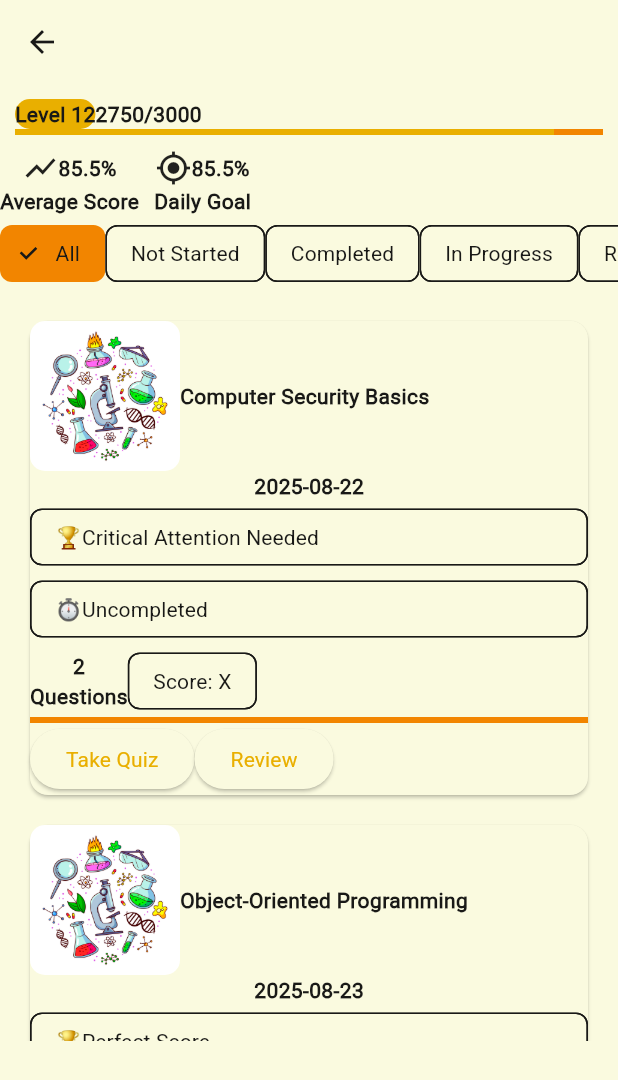
After one commit to techpepson/glauk-client, a Flutter app: the StudentQuizScreen screen opened directly, on a phone screen of 412 x 824 dp. The commit adds this screen. Shown: the top 1080 px of the screen. Run offline on Flutter 3.47's test engine with Material 3 defaults, Android fonts, the phone set to English and light mode, and no system bars; our stand-ins replace cached_network_image, flutter_riverpod, glassmorphism_ui, go_router, step_progress_indicator.

Commit message:
feat(quiz screen):design the quiz screen but without styling.

```diff
--- a/lib/core/constants/constants.dart
+++ b/lib/core/constants/constants.dart
@@ -63,4 +63,31 @@ class Constants {
   static const chartArrow = Icons.show_chart_sharp;
   static const checkedIcon = Icons.check;
   static const thunderBoltIcon = Icons.bolt_outlined;
+
+  static const String scienceImage =
+      'lib/assets/images/course-images/science.jpg';
+  static const String economicsImage =
+      'lib/assets/images/course-images/econs.jpg';
+  static const String computingImage =
+      'lib/assets/images/course-images/computing.jpg';
+  static const String businessImage =
+      'lib/assets/images/course-images/business.jpg';
+  static const String artsImage = 'lib/assets/images/course-images/arts.jpg';
+  static const String englishImage =
+      'lib/assets/images/course-images/english.jpg';
+  static const String humanitiesImage =
+      'lib/assets/images/course-images/humanities.jpg';
+  static const String languagesImage =
+      'lib/assets/images/course-images/languages.jpg';
+  static const String mathsImage = 'lib/assets/images/course-images/maths.jpg';
+  static const String othersImage =
+      'lib/assets/images/course-images/others.jpg';
+  static const statisticsImage =
+      'lib/assets/images/course-images/statistics.jpg';
+  static final List<String> subjectAreas = [
+    'Science',
+    'Maths',
+    'History',
+    'English',
+  ];
 }
--- a/lib/core/theme/theme.dart
+++ b/lib/core/theme/theme.dart
@@ -12,7 +12,7 @@ final ThemeData appTheme = ThemeData(
     onSecondary: const Color(0xFF191917),
     error: const Color(0xFFC71A11),
     onError: const Color(0xFF191917),
-    surface: const Color(0xFF191917),
+    surface: const Color.fromARGB(255, 250, 250, 223),
     onSurface: const Color(0xFF191917),
   ),
   textTheme: TextTheme(
--- /dev/null
+++ b/lib/data/course_data.dart
@@ -0,0 +1,274 @@
+class CourseData {
+  final List<Map<String, dynamic>> courseData = [
+    {
+      "courseName": "Introduction To Computer Science",
+      "courseCode": "DCIT 101",
+      'courseDescription':
+          "This course introduces the concept of Computer Science",
+      "courseCreditHours": 3,
+      "courseGPT": [4, 5, 3.5, 3],
+      "courseGrades": ['B', "A", 'B+', 'A'],
+    },
+    {
+      "courseName": "Programming Fundamentals",
+      "courseCode": "DCIT 102",
+      'courseDescription': "Introduction to programming concepts and logic",
+      "courseCreditHours": 3,
+      "courseGPT": [4.2, 4.8, 4.0, 4.5],
+      "courseGrades": ['A', 'A-', 'B+', 'A'],
+    },
+  ];
+
+  final List<Map<String, dynamic>> courseSlides = [
+    {
+      'slideTitle': 'Computer Security Basics',
+      'courseField': 'science',
+      'completeTime': 30, //in minutes
+      'courseId': 1,
+      'slideId': 1,
+      'slideUploadTime': '2025-08-22',
+      'solutionStatus': 'pending',
+      'scores': 85.5,
+      'questions': [
+        {
+          'query': 'What is the primary goal of computer security?',
+          'answer': 1,
+          'options': [
+            {
+              'option': 'Confidentiality, Integrity, and Availability',
+              'optionId': 1,
+            },
+            {'option': 'High performance and speed', 'optionId': 2},
+            {'option': 'User interface design', 'optionId': 3},
+            {'option': 'Data compression', 'optionId': 4},
+          ],
+        },
+        {
+          'query': 'Which of these is NOT a type of malware?',
+          'answer': 4,
+          'options': [
+            {'option': 'Virus', 'optionId': 1},
+            {'option': 'Worm', 'optionId': 2},
+            {'option': 'Trojan', 'optionId': 3},
+            {'option': 'Firewall', 'optionId': 4},
+          ],
+        },
+      ],
+    },
+    {
+      'slideTitle': 'Object-Oriented Programming',
+      'courseField': 'science',
+      'completeTime': 10, //in minutes
+      'courseId': 2,
+      'slideId': 2,
+      'slideUploadTime': '2025-08-23',
+      'solutionStatus': 'completed',
+      'scores': 92.0,
+      'questions': [
+        {
+          'query': 'What are the four pillars of OOP?',
+          'answer': 2,
+          'options': [
+            {
+              'option': 'Variables, Functions, Loops, Conditionals',
+              'optionId': 1,
+            },
+            {
+              'option': 'Encapsulation, Inheritance, Polymorphism, Abstraction',
+              'optionId': 2,
+            },
+            {'option': 'Classes, Objects, Methods, Properties', 'optionId': 3},
+            {'option': 'Public, Private, Protected, Default', 'optionId': 4},
+          ],
+        },
+      ],
+    },
+    {
+      'slideTitle': 'Data Structures',
+      'courseField': 'science',
+      'completeTime': 20, //in minutes
+      'courseId': 3,
+      'slideId': 3,
+      'slideUploadTime': '2025-08-24',
+      'solutionStatus': 'progress',
+      'scores': 78.5,
+      'questions': [
+        {
+          'query':
+              'What is the time complexity of accessing an element in an array by index?',
+          'answer': 3,
+          'options': [
+            {'option': 'O(n)', 'optionId': 1},
+            {'option': 'O(log n)', 'optionId': 2},
+            {'option': 'O(1)', 'optionId': 3},
+            {'option': 'O(n²)', 'optionId': 4},
+          ],
+        },
+      ],
+    },
+    {
+      'slideTitle': 'Networking Fundamentals',
+      'courseField': 'computing',
+      'completeTime': 15, //in minutes
+      'slideId': 4,
+      'courseId': 4,
+      'slideUploadTime': '2025-08-25',
+      'solutionStatus': 'pending',
+      'scores': 0.0,
+      'questions': [
+        {
+          'query': 'What does TCP/IP stand for?',
+          'answer': 1,
+          'options': [
+            {
+              'option': 'Transmission Control Protocol/Internet Protocol',
+              'optionId': 1,
+            },
+            {
+              'option': 'Transmission Check Protocol/Internet Protocol',
+              'optionId': 2,
+            },
+            {
+              'option': 'Transfer Control Protocol/Internet Protocol',
+              'optionId': 3,
+            },
+            {
+              'option': 'Transmission Control Process/Internet Process',
+              'optionId': 4,
+            },
+          ],
+        },
+      ],
+    },
+    {
+      'slideTitle': 'Networking Fundamentals',
+      'courseField': 'computing',
+      'completeTime': 15, //in minutes
+      'slideId': 4,
+      'courseId': 4,
+      'slideUploadTime': '2025-08-25',
+      'solutionStatus': 'pending',
+      'scores': 0.0,
+      'questions': [
+        {
+          'query': 'What does TCP/IP stand for?',
+          'answer': 1,
+          'options': [
+            {
+              'option': 'Transmission Control Protocol/Internet Protocol',
+              'optionId': 1,
+            },
+            {
+              'option': 'Transmission Check Protocol/Internet Protocol',
+              'optionId': 2,
+            },
+            {
+              'option': 'Transfer Control Protocol/Internet Protocol',
+              'optionId': 3,
+            },
+            {
+              'option': 'Transmission Control Process/Internet Process',
+              'optionId': 4,
+            },
+          ],
+        },
+      ],
+    },
+    {
+      'slideTitle': 'Networking Fundamentals',
+      'courseField': 'computing',
+      'completeTime': 15, //in minutes
+      'slideId': 4,
+      'courseId': 4,
+      'slideUploadTime': '2025-08-25',
+      'solutionStatus': 'pending',
+      'scores': 0.0,
+      'questions': [
+        {
+          'query': 'What does TCP/IP stand for?',
+          'answer': 1,
+          'options': [
+            {
+              'option': 'Transmission Control Protocol/Internet Protocol',
+              'optionId': 1,
+            },
+            {
+              'option': 'Transmission Check Protocol/Internet Protocol',
+              'optionId': 2,
+            },
+            {
+              'option': 'Transfer Control Protocol/Internet Protocol',
+              'optionId': 3,
+            },
+            {
+              'option': 'Transmission Control Process/Internet Process',
+              'optionId': 4,
+            },
+          ],
+        },
+      ],
+    },
+    {
+      'slideTitle': 'Networking Fundamentals',
+      'courseField': 'computing',
+      'completeTime': 15, //in minutes
+      'slideId': 4,
+      'courseId': 4,
+      'slideUploadTime': '2025-08-25',
+      'solutionStatus': 'pending',
+      'scores': 0.0,
+      'questions': [
+        {
+          'query': 'What does TCP/IP stand for?',
+          'answer': 1,
+          'options': [
+            {
+              'option': 'Transmission Control Protocol/Internet Protocol',
+              'optionId': 1,
+            },
+            {
+              'option': 'Transmission Check Protocol/Internet Protocol',
+              'optionId': 2,
+            },
+            {
+              'option': 'Transfer Control Protocol/Internet Protocol',
+              'optionId': 3,
+            },
+            {
+              'option': 'Transmission Control Process/Internet Process',
+              'optionId': 4,
+            },
+          ],
+        },
+      ],
+    },
+  ];
+
+  // Get slides by status
+  List<Map<String, dynamic>> getSlidesByStatus(String status) {
+    return courseSlides
+        .where((slide) => slide['solutionStatus'] == status)
+        .toList();
+  }
+
+  // Get slides by course field
+  List<Map<String, dynamic>> getSlidesByField(String field) {
+    return courseSlides
+        .where((slide) => slide['courseField'] == field)
+        .toList();
+  }
+
+  // Get average score across all slides
+  double getAverageScore() {
+    if (courseSlides.isEmpty) return 0.0;
+    double total = 0;
+    int count = 0;
+    for (var slide in courseSlides) {
+      if (slide['scores'] != null) {
+        total += (slide['scores'] as num).toDouble();
+        count++;
+      }
+    }
+    return count > 0 ? total / count : 0.0;
+  }
+}
--- a/lib/routes/app_router.dart
+++ b/lib/routes/app_router.dart
@@ -2,7 +2,8 @@ import 'package:flutter/material.dart';
 import 'package:glauk/routes/student_routes.dart';
 import 'package:glauk/screens/auth/login_screen.dart';
 import 'package:glauk/screens/auth/register_screen.dart';
-import 'package:glauk/screens/progress/student_progress.dart';
+import 'package:glauk/screens/quiz/student_quiz_screen.dart';
+import 'package:glauk/screens/performance/student_progress.dart';
 import 'package:glauk/screens/onboarding/onboarding_screen.dart';
 import 'package:go_router/go_router.dart';
 
@@ -25,10 +26,10 @@ final GoRouter appRouter = GoRouter(
       branches: [
         // Exams Branch
         StatefulShellBranch(
-          initialLocation: '/student-exams',
+          initialLocation: '/student-performance',
           routes: [
             GoRoute(
-              path: '/student-exams',
+              path: '/student-performance',
               builder:
                   (context, state) => FutureBuilder(
                     future: Future.delayed(const Duration(seconds: 2)),
@@ -45,7 +46,7 @@ final GoRouter appRouter = GoRouter(
               builder:
                   (context, state) => FutureBuilder(
                     future: Future.delayed(const Duration(seconds: 2)),
-                    builder: (context, snapshot) => const Placeholder(),
+                    builder: (context, snapshot) => const StudentQuizScreen(),
                   ),
             ),
           ],
--- a/lib/routes/student_routes.dart
+++ b/lib/routes/student_routes.dart
@@ -25,8 +25,9 @@ class _StudentRoutesState extends State<StudentRoutes> {
         destinations: [
           NavigationDestination(
             icon: Icon(Icons.trending_up),
-            label: 'Progress',
+            label: 'Performance',
           ),
+          NavigationDestination(icon: Icon(Icons.quiz_outlined), label: 'Quiz'),
           NavigationDestination(
             icon: Icon(Icons.school_outlined),
             label: 'Exams',
@@ -36,12 +37,8 @@ class _StudentRoutesState extends State<StudentRoutes> {
             label: 'Groups',
           ),
           NavigationDestination(
-            icon: Icon(Icons.analytics_outlined),
+            icon: Icon(Icons.bar_chart_outlined),
             label: 'Analytics',
-          ),
-          NavigationDestination(
-            icon: Icon(Icons.widgets_outlined),
-            label: 'Deck',
           ),
         ],
       ),
--- a/lib/screens/onboarding/onboarding_screen.dart
+++ b/lib/screens/onboarding/onboarding_screen.dart
@@ -31,7 +31,7 @@ class _OnboardingScreenState extends State<OnboardingScreen> {
       );
     } else {
       // Navigate to student-exams on the last page
-      context.go('/student-exams');
+      context.go('/student-performance');
     }
   }
 
--- a/lib/screens/progress/student_progress.dart
+++ b/lib/screens/performance/student_progress.dart
@@ -6,7 +6,6 @@ import 'package:glauk/core/constants/constants.dart';
 import 'package:glassmorphism_ui/glassmorphism_ui.dart';
 import 'package:glauk/data/student_data.dart';
 import 'package:step_progress_indicator/step_progress_indicator.dart';
-import 'dart:developer' as dev;
 
 //add course description and also student level
 //let students edit the number of weeks of the sem so that we generate exams based on the week they are
--- /dev/null
+++ b/lib/screens/quiz/student_quiz_screen.dart
@@ -0,0 +1,363 @@
+import 'package:flutter/material.dart';
+import 'package:glauk/components/utils/empty_widget.dart';
+import 'package:glauk/core/constants/constants.dart';
+import 'dart:developer' as dev;
+
+import 'package:glauk/data/course_data.dart';
+
+class StudentQuizScreen extends StatefulWidget {
+  const StudentQuizScreen({super.key});
+
+  @override
+  State<StudentQuizScreen> createState() => _StudentQuizScreenState();
+}
+
+class _StudentQuizScreenState extends State<StudentQuizScreen> {
+  int studentLevel = 12;
+  int totalXP = 3000;
+  int userXP = 2750;
+  double averageScore = 85.5;
+  String courseDisplayImage = '';
+
+  final List<String> quizStatus = [
+    'All',
+    'Not Started',
+    'Completed',
+    'In Progress',
+    'Retake Recommended',
+  ];
+
+  String selectedChoice = 'All';
+
+  final CourseData courseData = CourseData();
+
+  @override
+  Widget build(BuildContext context) {
+    return Scaffold(
+      appBar: AppBar(),
+      body: LayoutBuilder(
+        builder: (context, constraints) {
+          return ConstrainedBox(
+            constraints: BoxConstraints(maxWidth: constraints.maxWidth),
+            child: SingleChildScrollView(
+              child: Column(
+                children: [
+                  _buildLevelBar(),
+                  _buildScoreCards(),
+                  _buildQuizStatus(),
+                  _buildExamCard(),
+                ],
+              ),
+            ),
+          );
+        },
+      ),
+    );
+  }
+
+  Widget _buildLevelBar() {
+    return Padding(
+      padding: EdgeInsets.all(10),
+      child: Column(
+        children: [
+          Row(
+            children: [
+              Container(
+                decoration: BoxDecoration(
+                  color: Constants.primary,
+                  borderRadius: BorderRadius.all(Radius.circular(10.0)),
+                ),
+                child: Text('Level ${studentLevel.toString()}'),
+              ),
+              Text('${userXP.toString()}/${totalXP.toString()}'),
+            ],
+          ),
+          LinearProgressIndicator(value: userXP.toDouble() / totalXP),
+        ],
+      ),
+    );
+  }
+
+  Widget _buildScoreCards() {
+    return Row(
+      children: [
+        Container(
+          child: Column(
+            children: [
+              Row(
+                children: [
+                  Icon(Constants.chartArrow),
+                  Text(
+                    '${averageScore.toStringAsFixed(1)}%',
+                    style: TextStyle(
+                      fontFeatures: [FontFeature.tabularFigures()],
+                    ),
+                  ),
+                ],
+              ),
+              Text('Average Score'),
+            ],
+          ),
+        ),
+        SizedBox(width: 10),
+        Container(
+          child: Column(
+            children: [
+              Row(
+                children: [
+                  Icon(Constants.targetIcon),
+                  Text(
+                    '${averageScore.toStringAsFixed(1)}%',
+                    style: TextStyle(
+                      fontFeatures: [FontFeature.tabularFigures()],
+                    ),
+                  ),
+                ],
+              ),
+              Text('Daily Goal'),
+            ],
+          ),
+        ),
+      ],
+    );
+  }
+
+  Widget _buildExamCard() {
+    return courseData.courseSlides.isEmpty
+        ? EmptyWidget(
+          icon: Constants.bookIcon,
+          title: 'No Quizzes Generated Yet',
+          subtitle: 'Upload slides to generate quizzes',
+        )
+        : SizedBox(
+          height: 500,
+          width: double.infinity,
+          child: ListView.builder(
+            scrollDirection: Axis.vertical,
+            padding: EdgeInsets.all(10),
+            itemCount: courseData.courseSlides.length,
+            itemBuilder: (context, index) {
+              final course = courseData.courseSlides[index];
+              int completeTime =
+                  course['solutionStatus'] == 'completed'
+                      ? course['completeTime'] as int ?? 0
+                      : 0;
+
+              final quizScore =
+                  course['solutionStatus'] == 'completed'
+                      ? course['scores'] as double ?? 0
+                      : 0;
+
+              String scoreComplement = '';
+
+              String completeTimeText = '';
+
+              switch (quizScore) {
+                case 0:
+                  scoreComplement = 'Critical Attention Needed';
+                  break;
+                case >= 50 && < 75:
+                  scoreComplement = 'Good Condition';
+                  break;
+                case >= 75 && < 90:
+                  scoreComplement = 'Consistent Learner';
+                  break;
+                case >= 90 && <= 100:
+                  scoreComplement = 'Perfect Score';
+                  break;
+                default:
+                  scoreComplement = 'Keep Learning';
+              }
+              final studyField = course['courseField'] ?? 'science';
+              switch (studyField) {
+                case 'science':
+                  courseDisplayImage = Constants.scienceImage;
+                  break;
+                case 'computing':
+                  courseDisplayImage = Constants.computingImage;
+                  break;
+                case 'business':
+                  courseDisplayImage = Constants.businessImage;
+                  break;
+                case 'arts':
+                  courseDisplayImage = Constants.artsImage;
+                  break;
+                case 'english':
+                  courseDisplayImage = Constants.englishImage;
+                  break;
+                case 'humanities':
+                  courseDisplayImage = Constants.humanitiesImage;
+                  break;
+                case 'languages':
+                  courseDisplayImage = Constants.languagesImage;
+                  break;
+                case 'maths':
+                  courseDisplayImage = Constants.mathsImage;
+                  break;
+                case 'others':
+                  courseDisplayImage = Constants.othersImage;
+                  break;
+                case 'statistics':
+                  courseDisplayImage = Constants.statisticsImage;
+                  break;
+                default:
+                  courseDisplayImage = Constants.scienceImage;
+              }
+
+              switch (completeTime) {
+                case 0:
+                  completeTimeText = 'Uncompleted';
+                  break;
+                case >= 1 && < 10:
+                  completeTimeText = 'Moderate Finisher';
+                  break;
+                case >= 10 && < 20:
+                  completeTimeText = 'Good Finisher';
+                  break;
+                case >= 20 && < 30:
+                  completeTimeText = 'Excellent Finisher';
+                  break;
+                default:
+                  completeTimeText = 'Not Started';
+              }
+              return courseData.courseSlides.isEmpty
+                  ? EmptyWidget(
+                    icon: Constants.bookIcon,
+                    title: 'No Quizzes Generated Yet',
+                    subtitle: 'Upload slides to generate quizzes',
+                  )
+                  : Dismissible(
+                    key: ValueKey(course['slideId']),
+                    confirmDismiss: (direction) async {
+                      return await showDialog<bool>(
+                        context: context,
+                        builder:
+                            (context) => AlertDialog(
+                              title: Text('Confirm Dismissal'),
+                              content: Text(
+                                'Are you sure you want to dismiss this item?',
+                              ),
+                              actions: [
+                                TextButton(
+                                  onPressed:
+                                      () => Navigator.pop(context, false),
+                                  child: Text('Cancel'),
+                                ),
+                                TextButton(
+                                  onPressed: () => Navigator.pop(context, true),
+                                  child: Text('Yes'),
+                                ),
+                              ],
+                            ),
+                      );
+                    },
+                    child: Card(
+                      margin: EdgeInsets.all(10),
+                      child: Column(
+                        children: [
+                          Row(
+                            children: [
+                              ClipRRect(
+                                borderRadius: BorderRadius.circular(10),
+                                child: Image.asset(
+                                  courseDisplayImage,
+                                  fit: BoxFit.cover,
+                                  height: 100,
+                                  width: 100,
+                                ),
+                              ),
+                              Text(course['slideTitle']),
+                            ],
+                          ),
+                          Text(course['slideUploadTime']),
+                          Chip(
+                            label: Row(
+                              children: [Text('🏆'), Text(scoreComplement)],
+                            ),
+                          ),
+                          Chip(
+                            label: Row(
+                              children: [Text('⏱️'), Text(completeTimeText)],
+                            ),
+                          ),
+                          Row(
+                            children: [
+                              Column(
+                                children: [
+                                  Text(course['questions'].length.toString()),
+                                  Text('Questions'),
+                                ],
+                              ),
+                              course['solutionStatus'] == 'completed'
+                                  ? Chip(
+                                    label: Text(
+                                      'Score: ${course['scores'].toString()}%',
+                                    ),
+                                  )
+                                  : Chip(label: Text('Score: X')),
+                            ],
+                          ),
+                          LinearProgressIndicator(
+                            value:
+                                course['solutionStatus'] == 'completed'
+                                    ? course['scores'] / 100
+                                    : 0,
+                          ),
+                          Row(
+                            children: [
+                              course['solutionStatus'] == 'completed'
+                                  ? ElevatedButton(
+                                    onPressed: () {},
+                                    child: Text('Retake Quiz'),
+                                  )
+                                  : ElevatedButton(
+                                    onPressed: () {},
+                                    child: Text('Take Quiz'),
+                                  ),
+                              course['solutionStatus'] == 'completed'
+                                  ? ElevatedButton(
+                                    onPressed: () {},
+                                    child: Text('View Results'),
+                                  )
+                                  : ElevatedButton(
+                                    onPressed: () {},
+                                    child: Text('Review'),
+                                  ),
+                            ],
+                          ),
+                        ],
+                      ),
+                    ),
+                  );
+            },
+          ),
+        );
+  }
+
+  Widget _buildQuizStatus() {
+    return SizedBox(
+      height: 50,
+      width: double.infinity,
+      child: ListView.builder(
+        scrollDirection: Axis.horizontal,
+        itemCount: quizStatus.length,
+        itemBuilder: (context, index) {
+          return ChoiceChip(
+            label: Text(quizStatus[index]),
+            selected: selectedChoice == quizStatus[index],
+            onSelected: (value) {
+              setState(() {
+                selectedChoice = quizStatus[index];
+                dev.log(selectedChoice);
+              });
+            },
+          );
+        },
+      ),
+    );
+  }
+
+  Widget _buildSlideDisplayCard() {
+    return Container();
+  }
+}
```
Also changed, not shown: lib/screens/exams/student_exams_screen.dart (deleted).
